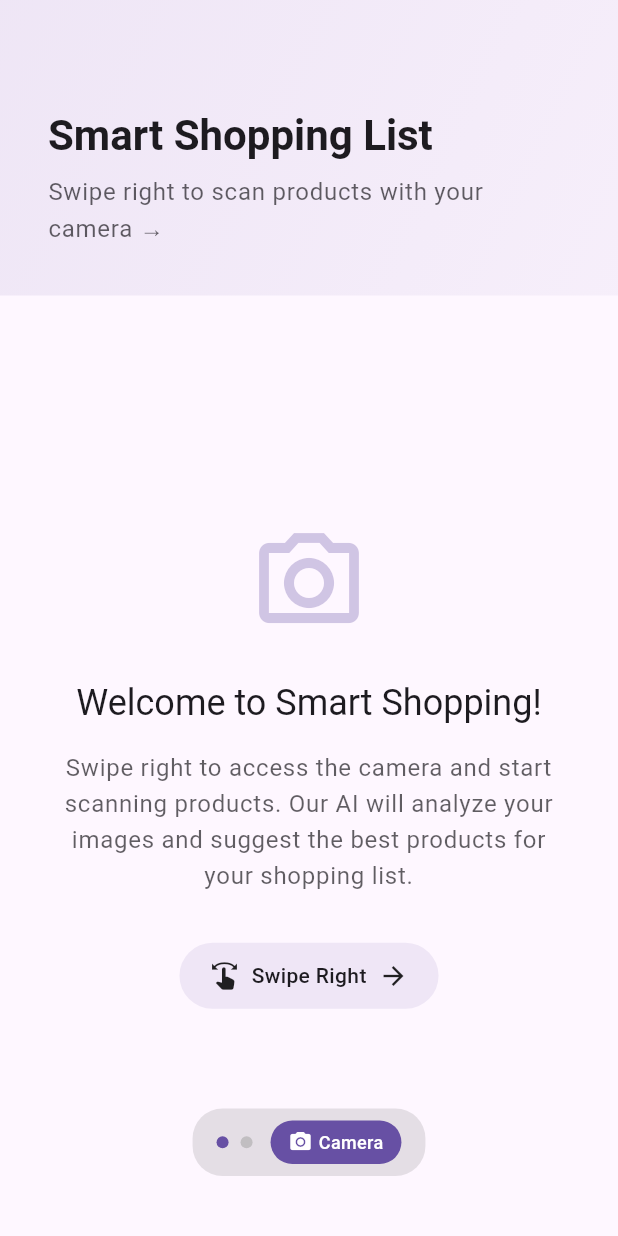
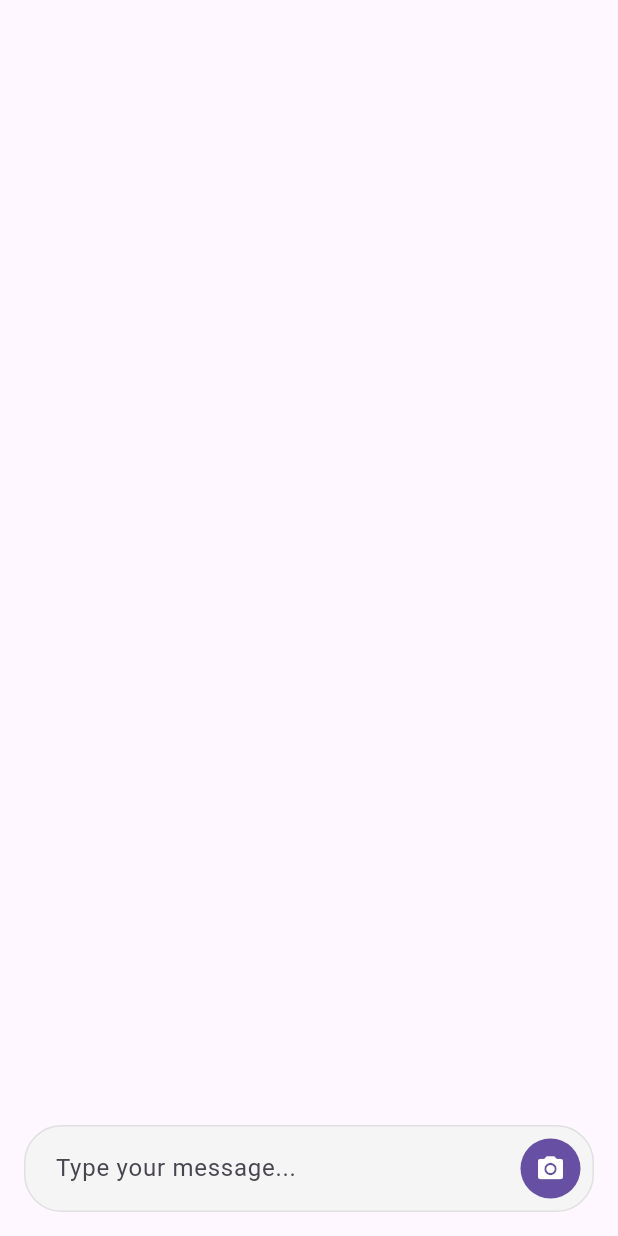
Before and after one commit to haseebpvt/agentic-shopping-list-frontend, a Flutter app: the screen it shows after launch, on a phone screen of 412 x 824 dp. Run offline on Flutter 3.47's test engine with Material 3 defaults, Android fonts, the phone set to English and light mode, and no system bars; our stand-ins replace camera, dio, equatable, flutter_bloc, freezed_annotation; missing offline and left inert: animated_quiz_widget.

Commit message:
Refactor: Add message field to HomeScreen
This commit refactors the `HomeScreen` to include a message input field and a camera button.

- Removed the welcome and instructions sections from `HomeScreen`.
- Added a `TextField` for message input at the bottom of the screen.
- Added a camera button next to the message field that navigates to the camera screen.
- Removed the page indicator dots and camera button from `MainPageView` as they are now handled in `HomeScreen`.
- `HomeScreen` now accepts an `onPageChange` callback to handle navigation to the camera screen.

```diff
--- a/lib/ui/screens/home_screen.dart
+++ b/lib/ui/screens/home_screen.dart
@@ -1,109 +1,85 @@
 import 'package:flutter/material.dart';
 
-class HomeScreen extends StatelessWidget {
-  const HomeScreen({super.key});
+class HomeScreen extends StatefulWidget {
+  final Function(int)? onPageChange;
+
+  const HomeScreen({super.key, this.onPageChange});
+
+  @override
+  State<HomeScreen> createState() => _HomeScreenState();
+}
+
+class _HomeScreenState extends State<HomeScreen> {
+  final TextEditingController _messageController = TextEditingController();
+
+  @override
+  void dispose() {
+    _messageController.dispose();
+    super.dispose();
+  }
+
+  void _onCameraButtonPressed() {
+    widget.onPageChange?.call(1);
+  }
 
   @override
   Widget build(BuildContext context) {
     return Scaffold(
-      body: Column(
+      body: SafeArea(
+        child: Column(
           children: [
-          // Welcome Section
-          _buildWelcomeSection(context),
-
-          // Instructions Section
-          Expanded(
-            child: _buildInstructionsSection(context),
-          ),
-        ],
-      ),
-    );
-  }
-
-  Widget _buildWelcomeSection(BuildContext context) {
-    return Container(
-      width: double.infinity,
-      padding: const EdgeInsets.all(32.0),
+            const Spacer(),
+            // Message field at bottom
+            Padding(
+              padding: const EdgeInsets.all(16.0),
+              child: Container(
                 decoration: BoxDecoration(
-        gradient: LinearGradient(
-          begin: Alignment.topLeft,
-          end: Alignment.bottomRight,
-          colors: [
-            Theme.of(context).primaryColor.withOpacity(0.1),
-            Theme.of(context).primaryColor.withOpacity(0.05),
-          ],
+                  color: Colors.grey.shade100,
+                  borderRadius: BorderRadius.circular(25),
+                  border: Border.all(
+                    color: Colors.grey.shade300,
+                    width: 1,
                   ),
                 ),
-      child: Column(
-        crossAxisAlignment: CrossAxisAlignment.start,
+                child: Row(
                   children: [
-          const SizedBox(height: 40), // Status bar spacing
-          Text(
-            "Smart Shopping List",
-            style: Theme.of(context).textTheme.headlineMedium?.copyWith(
-              fontWeight: FontWeight.bold,
+                    // Text field
+                    Expanded(
+                      child: TextField(
+                        controller: _messageController,
+                        decoration: const InputDecoration(
+                          hintText: 'Type your message...',
+                          border: InputBorder.none,
+                          contentPadding: EdgeInsets.symmetric(
+                            horizontal: 20,
+                            vertical: 16,
                           ),
                         ),
-          const SizedBox(height: 8),
-          Text(
-            "Swipe right to scan products with your camera →",
-            style: Theme.of(context).textTheme.bodyLarge?.copyWith(
-              color: Theme.of(context).textTheme.bodyLarge?.color?.withOpacity(0.7),
+                        maxLines: null,
+                      ),
+                    ),
+                    // Camera button
+                    Padding(
+                      padding: const EdgeInsets.only(right: 8.0),
+                      child: GestureDetector(
+                        onTap: _onCameraButtonPressed,
+                        child: Container(
+                          width: 40,
+                          height: 40,
+                          decoration: BoxDecoration(
+                            color: Theme.of(context).primaryColor,
+                            shape: BoxShape.circle,
+                          ),
+                          child: const Icon(
+                            Icons.camera_alt,
+                            color: Colors.white,
+                            size: 20,
+                          ),
+                        ),
                       ),
                     ),
                   ],
                 ),
-    );
-  }
-
-
-  Widget _buildInstructionsSection(BuildContext context) {
-    return Center(
-      child: Padding(
-        padding: const EdgeInsets.all(32.0),
-        child: Column(
-          mainAxisAlignment: MainAxisAlignment.center,
-          children: [
-            Icon(
-              Icons.camera_alt_outlined,
-              size: 80,
-              color: Theme.of(context).primaryColor.withOpacity(0.3),
-            ),
-            const SizedBox(height: 24),
-            Text(
-              "Welcome to Smart Shopping!",
-              style: Theme.of(context).textTheme.headlineSmall,
-              textAlign: TextAlign.center,
-            ),
-            const SizedBox(height: 16),
-            Text(
-              "Swipe right to access the camera and start scanning products. Our AI will analyze your images and suggest the best products for your shopping list.",
-              style: Theme.of(context).textTheme.bodyLarge?.copyWith(
-                color: Theme.of(context).textTheme.bodyLarge?.color?.withOpacity(0.7),
-              ),
-              textAlign: TextAlign.center,
-            ),
-            const SizedBox(height: 32),
-            Container(
-              padding: const EdgeInsets.symmetric(horizontal: 20, vertical: 12),
-              decoration: BoxDecoration(
-                color: Theme.of(context).primaryColor.withOpacity(0.1),
-                borderRadius: BorderRadius.circular(25),
-              ),
-              child: Row(
-                mainAxisSize: MainAxisSize.min,
-                children: [
-                  const Icon(Icons.swipe, size: 20),
-                  const SizedBox(width: 8),
-                  Text(
-                    "Swipe Right",
-                    style: Theme.of(context).textTheme.bodyMedium?.copyWith(
-                      fontWeight: FontWeight.w500,
-                    ),
-                  ),
-                  const SizedBox(width: 8),
-                  const Icon(Icons.arrow_forward, size: 20),
-                ],
               ),
             ),
           ],
--- a/lib/ui/screens/main_page_view.dart
+++ b/lib/ui/screens/main_page_view.dart
@@ -52,70 +52,13 @@ class _MainPageViewState extends State<MainPageView> {
             onPageChanged: _onPageChanged,
             children: [
               // Home Screen (Page 0)
-              const HomeScreen(),
+              HomeScreen(onPageChange: _goToPage),
 
               // Camera Screen (Page 1)
               CameraScreen(cameras: widget.cameras),
             ],
           ),
 
-          // Page indicator dots
-          if (_currentPage == 0)
-            Positioned(
-              bottom: 40,
-              left: 0,
-              right: 0,
-              child: Row(
-                mainAxisAlignment: MainAxisAlignment.center,
-                children: [
-                  Container(
-                    padding: const EdgeInsets.symmetric(horizontal: 16, vertical: 8),
-                    decoration: BoxDecoration(
-                      color: Colors.black.withOpacity(0.1),
-                      borderRadius: BorderRadius.circular(20),
-                    ),
-                    child: Row(
-                      mainAxisSize: MainAxisSize.min,
-                      children: [
-                        _buildDot(0),
-                        const SizedBox(width: 8),
-                        _buildDot(1),
-                        const SizedBox(width: 12),
-                        GestureDetector(
-                          onTap: () => _goToPage(1),
-                          child: Container(
-                            padding: const EdgeInsets.symmetric(horizontal: 12, vertical: 6),
-                            decoration: BoxDecoration(
-                              color: Theme.of(context).primaryColor,
-                              borderRadius: BorderRadius.circular(15),
-                            ),
-                            child: Row(
-                              mainAxisSize: MainAxisSize.min,
-                              children: [
-                                Icon(
-                                  Icons.camera_alt,
-                                  size: 16,
-                                  color: Colors.white,
-                                ),
-                                SizedBox(width: 4),
-                                Text(
-                                  "Camera",
-                                  style: TextStyle(
-                                    color: Colors.white,
-                                    fontSize: 12,
-                                    fontWeight: FontWeight.w500,
-                                  ),
-                                ),
-                              ],
-                            ),
-                          ),
-                        ),
-                      ],
-                    ),
-                  ),
-                ],
-              ),
-            ),
 
           // Back to home button for camera screen
           if (_currentPage == 1)
@@ -147,16 +90,4 @@ class _MainPageViewState extends State<MainPageView> {
     );
   }
 
-  Widget _buildDot(int page) {
-    return Container(
-      width: 8,
-      height: 8,
-      decoration: BoxDecoration(
-        shape: BoxShape.circle,
-        color: _currentPage == page
-            ? Theme.of(context).primaryColor
-            : Colors.grey.withOpacity(0.5),
-      ),
-    );
-  }
 }
```
Lines whose indentation alone changed are shown as unchanged.
